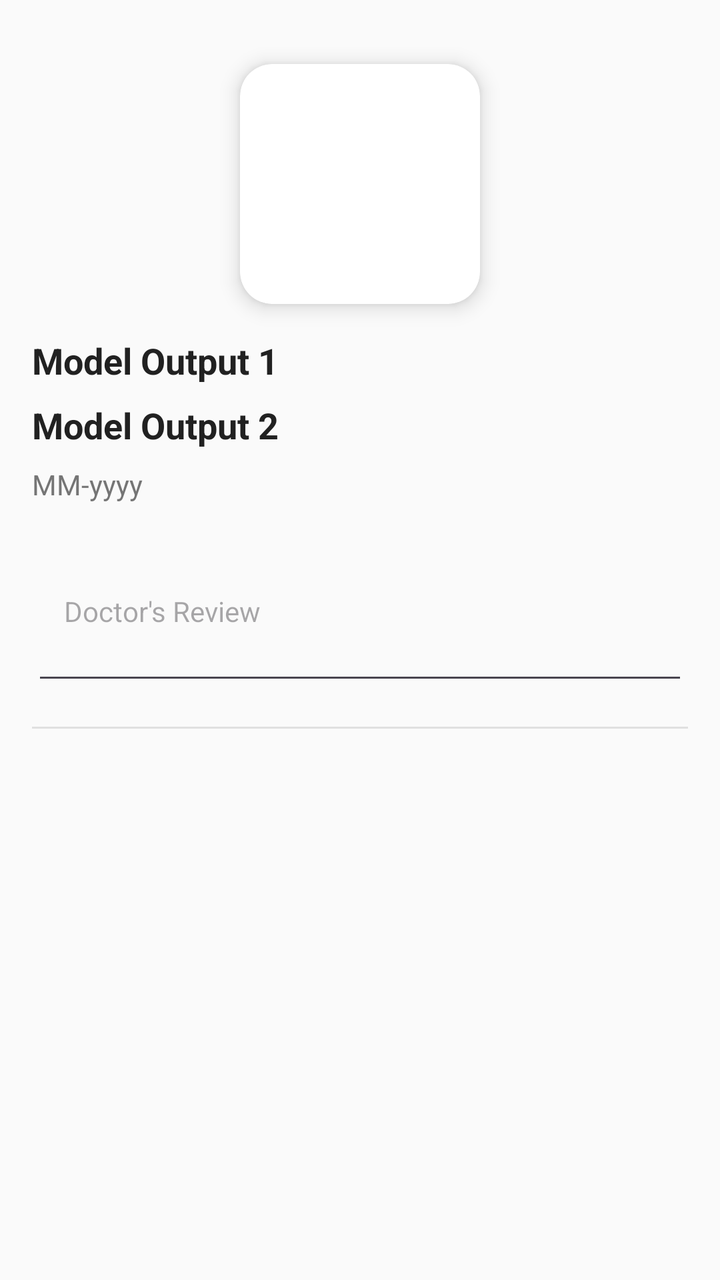
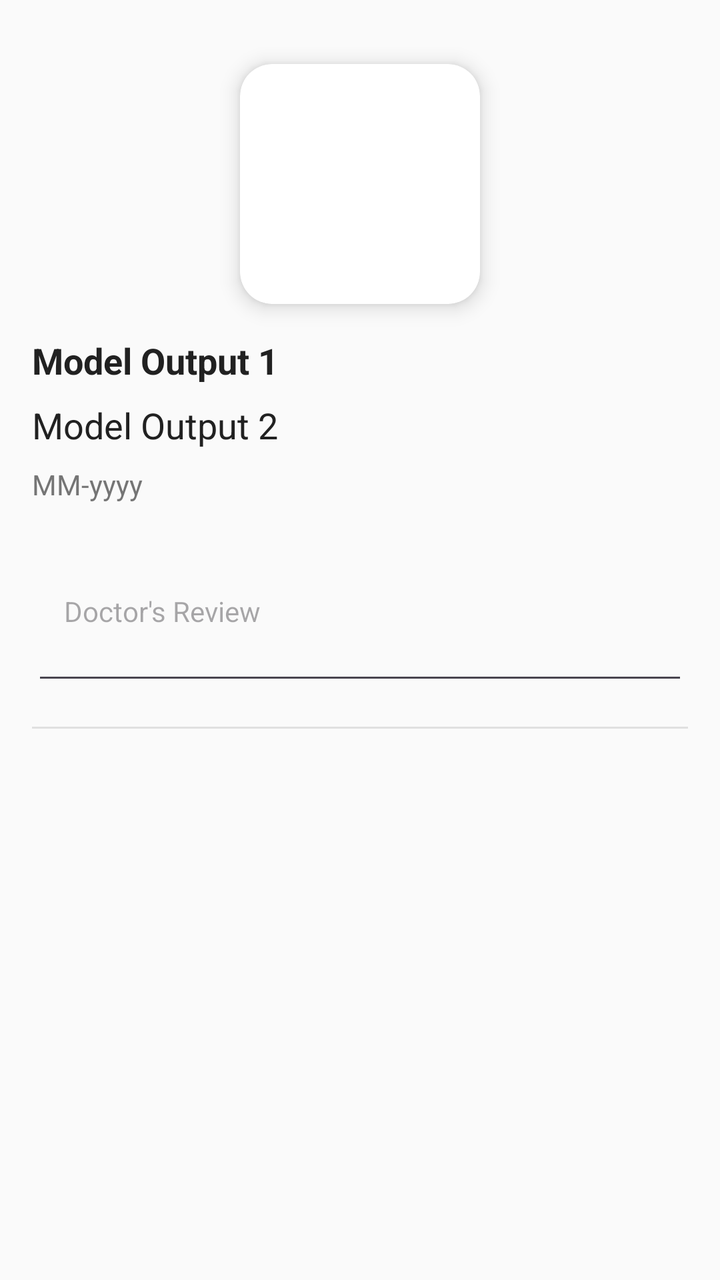

Before-and-after screenshots of an Android layout around one commit, followed by the original layout XML and the change that was made.
<!-- AndroidManifest.xml: application theme Theme.SkinCancerDetection -->
<!-- res/layout/activity_detect_history_report.xml -->
<?xml version="1.0" encoding="utf-8"?>
<androidx.core.widget.NestedScrollView
    xmlns:android="http://schemas.android.com/apk/res/android"
    xmlns:app="http://schemas.android.com/apk/res-auto"
    xmlns:tools="http://schemas.android.com/tools"
    android:id="@+id/main"
    android:layout_width="match_parent"
    android:layout_height="match_parent"
    tools:context=".DetectHistoryReport"
    android:padding="16dp"
    android:background="#FAFAFA">

    <androidx.constraintlayout.widget.ConstraintLayout
        android:layout_width="match_parent"
        android:layout_height="wrap_content">

        
        <androidx.cardview.widget.CardView
            android:id="@+id/imageCard"
            android:layout_width="120dp"
            android:layout_height="120dp"
            android:layout_marginTop="16dp"
            app:cardCornerRadius="16dp"
            app:cardElevation="6dp"
            app:layout_constraintTop_toTopOf="parent"
            app:layout_constraintStart_toStartOf="parent"
            app:layout_constraintEnd_toEndOf="parent">

            <ImageView
                android:id="@+id/formImage"
                android:layout_width="match_parent"
                android:layout_height="match_parent"
                android:scaleType="centerCrop"
                android:contentDescription="Result Image" />
        </androidx.cardview.widget.CardView>

        
        <TextView
            android:id="@+id/modelOutput"
            android:layout_width="0dp"
            android:layout_height="wrap_content"
            android:text="Model Output 1"
            android:textColor="#212121"
            android:textSize="18sp"
            android:textStyle="bold"
            android:layout_marginTop="16dp"
            app:layout_constraintTop_toBottomOf="@id/imageCard"
            app:layout_constraintStart_toStartOf="parent"
            app:layout_constraintEnd_toEndOf="parent" />

        
        <TextView
            android:id="@+id/modelOutput2"
            android:layout_width="0dp"
            android:layout_height="wrap_content"
            android:text="Model Output 2"
            android:textColor="#212121"
            android:textSize="18sp"
            android:textStyle="bold"
            android:layout_marginTop="8dp"
            app:layout_constraintTop_toBottomOf="@id/modelOutput"
            app:layout_constraintStart_toStartOf="parent"
            app:layout_constraintEnd_toEndOf="parent" />

        
        <TextView
            android:id="@+id/monthYear"
            android:layout_width="0dp"
            android:layout_height="wrap_content"
            android:text="MM-yyyy"
            android:textColor="#757575"
            android:textSize="14sp"
            android:layout_marginTop="8dp"
            app:layout_constraintTop_toBottomOf="@id/modelOutput2"
            app:layout_constraintStart_toStartOf="parent"
            app:layout_constraintEnd_toEndOf="parent" />

        
        <EditText
            android:id="@+id/doctorReview"
            android:layout_width="0dp"
            android:layout_height="wrap_content"
            android:hint="Doctor's Review"
            android:focusable="false"
            android:clickable="false"
            android:padding="16dp"
            android:textColor="#212121"
            android:textSize="14sp"
            android:elevation="2dp"
            android:inputType="textMultiLine"
            android:minLines="3"
            android:maxLines="6"
            app:layout_constraintTop_toBottomOf="@id/monthYear"
            app:layout_constraintStart_toStartOf="parent"
            app:layout_constraintEnd_toEndOf="parent"
            android:layout_marginTop="12dp" />

        
        <View
            android:layout_width="0dp"
            android:layout_height="1dp"
            android:layout_marginTop="16dp"
            android:background="#E0E0E0"
            app:layout_constraintTop_toBottomOf="@id/doctorReview"
            app:layout_constraintStart_toStartOf="parent"
            app:layout_constraintEnd_toEndOf="parent" />

        
        <Button
            android:id="@+id/hiddenButton"
            android:layout_width="wrap_content"
            android:layout_height="wrap_content"
            android:text="Submit Review"
            android:visibility="gone"
            app:layout_constraintTop_toBottomOf="@id/doctorReview"
            app:layout_constraintStart_toStartOf="parent"
            app:layout_constraintEnd_toEndOf="parent"
            android:layout_marginTop="12dp" />

    </androidx.constraintlayout.widget.ConstraintLayout>
</androidx.core.widget.NestedScrollView>
<!-- resources referenced by this layout -->
<resources>
  <style name="Theme.SkinCancerDetection" parent="Base.Theme.SkinCancerDetection" />
  <style name="Base.Theme.SkinCancerDetection" parent="Theme.Material3.DayNight.NoActionBar">
          
          
      </style>
</resources>

<!-- the commit's change to res/layout/activity_detect_history_report.xml (unified diff, before → after) -->
@@ -7,6 +7,7 @@
     android:layout_width="match_parent"
     android:layout_height="match_parent"
     tools:context=".DetectHistoryReport"
+    android:layout_margin="20dp"
     android:padding="16dp"
     android:background="#FAFAFA">
 
@@ -56,7 +57,6 @@
             android:text="Model Output 2"
             android:textColor="#212121"
             android:textSize="18sp"
-            android:textStyle="bold"
             android:layout_marginTop="8dp"
             app:layout_constraintTop_toBottomOf="@id/modelOutput"
             app:layout_constraintStart_toStartOf="parent"
